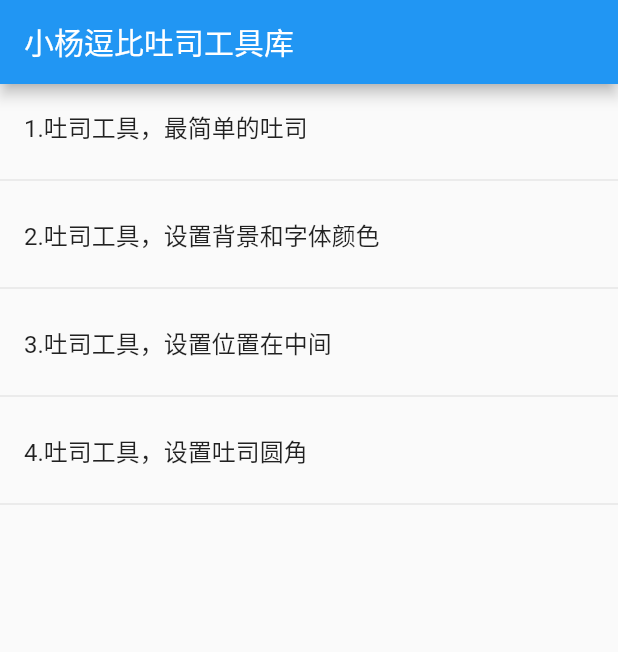
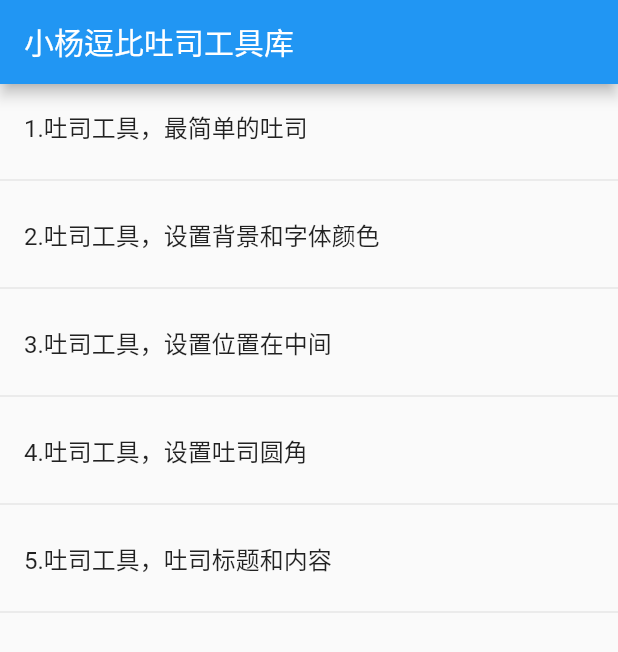
Before and after one commit to yangchong211/YCDesignBlog, a Flutter app: the screen it shows after launch, after a tap on "4.吐司工具，设置吐司圆角", on a phone screen of 412 x 824 dp. Shown: the top 652 px of the screen. Run offline on Flutter 3.47's test engine with Material 2 defaults, Android fonts, the phone set to English and light mode, and no system bars.

Commit message:
添加自定义吐司

```diff
--- a/example/lib/main.dart
+++ b/example/lib/main.dart
@@ -33,7 +33,7 @@ class AppState extends State<MyApp>{
               title: new Text("1.吐司工具，最简单的吐司"),
               onTap: (){
                 YcToast.showToast(
-                  title: "普通吐司一下",
+                  title: "逗比吐司",
                 );
               },
             ),
@@ -66,7 +66,20 @@ class AppState extends State<MyApp>{
                     title: "逗比",
                     toastLength: Toast.LENGTH_SHORT,
                     fontSize: 14,
-                    radius:15,
+                    radius:25,
+                    gravity: ToastGravity.CENTER);
+              },
+            ),
+            new Divider(),
+            new ListTile(
+              title: new Text("5.吐司工具，吐司标题和内容"),
+              onTap: (){
+                YcToast.showToast(
+                    title: "逗比",
+                    desc: "这个是内容",
+                    toastLength: Toast.LENGTH_SHORT,
+                    fontSize: 14,
+                    radius:20,
                     gravity: ToastGravity.CENTER);
               },
             ),
--- a/lib/yc_toast.dart
+++ b/lib/yc_toast.dart
@@ -7,8 +7,11 @@ import 'package:flutter/services.dart';
 
 //参考案例：https://juejin.im/post/5c123e0c6fb9a049ff4dffbe
 
+///吐司类型，SYSTEM是系统默认吐司，CUSTOM是自定义吐司
+enum Type { SYSTEM, CUSTOM }
+///吐司时间
 enum Toast { LENGTH_SHORT, LENGTH_LONG }
-
+///吐司的位置
 enum ToastGravity { TOP, BOTTOM, CENTER }
 
 class YcToast {
@@ -32,10 +35,12 @@ class YcToast {
   static Future<bool> showToast({
     //吐司标题，这个参数是必须的，需要用@required修饰
     @required String title,
+    //吐司类型，这个参数是必须的
+    //@required Type type,
     //吐司内容，不必须
     String desc,
     //吐司控件的圆角半径，默认是5
-    double radius = 5,
+    double radius = 10,
     //吐司时间
     Toast toastLength,
     //吐司title的文字大小
```
Also changed, not shown: 3 other files.
